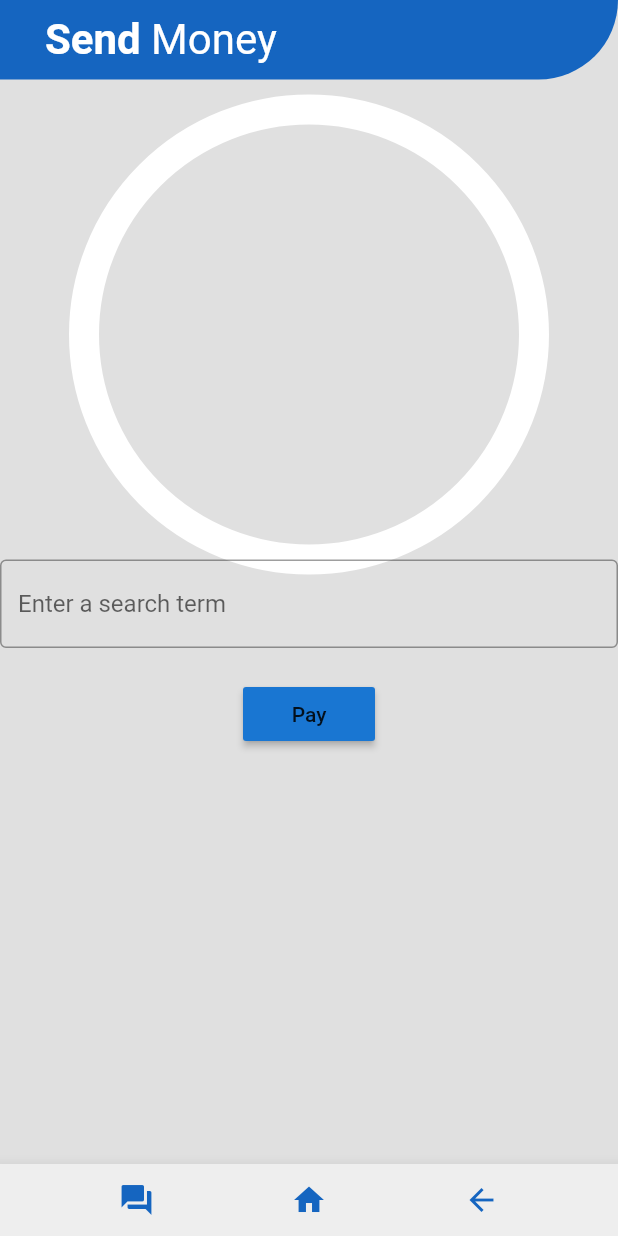
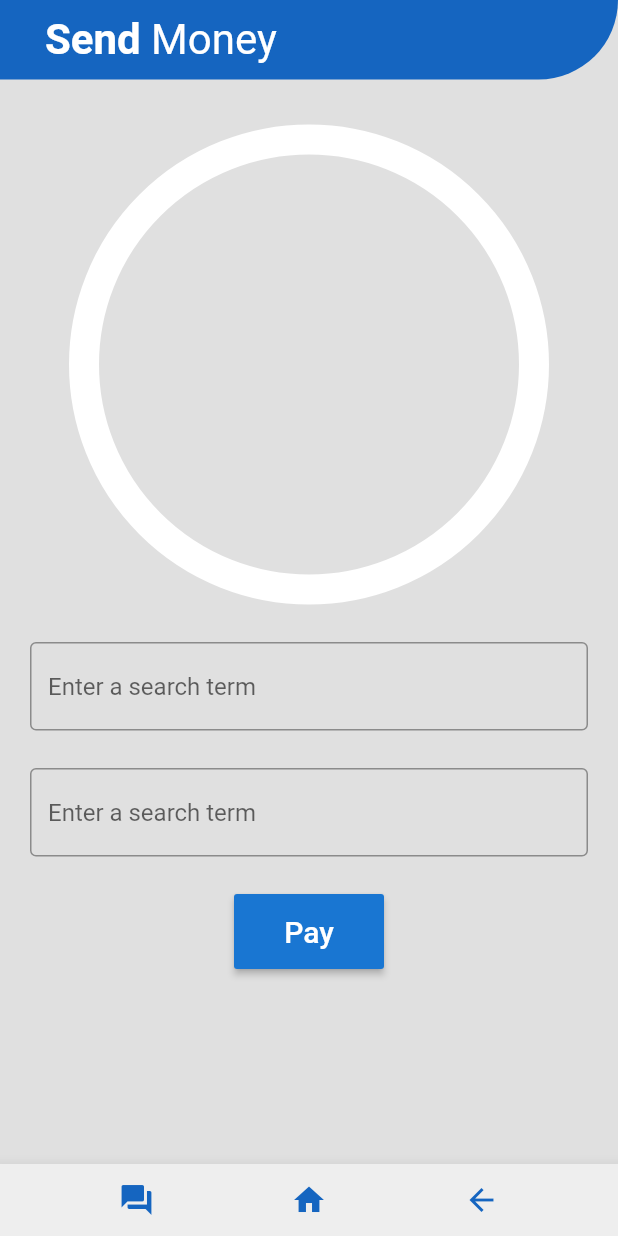
Before and after one commit to TIVMOF/online_bank, a Flutter app: the SendPage screen opened directly, on a phone screen of 412 x 824 dp. Run offline on Flutter 3.47's test engine with Material 2 defaults, Android fonts, the phone set to English and light mode, and no system bars; our stand-ins replace smooth_page_indicator.

Commit message:
send page final design

```diff
--- a/lib/pages/Send_page.dart
+++ b/lib/pages/Send_page.dart
@@ -1,4 +1,4 @@
-// ignore_for_file: prefer_const_constructors
+// ignore_for_file: prefer_const_constructors, sort_child_properties_last
 
 import "package:flutter/material.dart";
 import 'package:online_bank/utill/app_bar.dart';
@@ -61,7 +61,7 @@ class _SendPageState extends State<SendPage> with TickerProviderStateMixin{
             // app bar
             MyAppBar(first_name: 'Send', second_name: 'Money'),
 
-            SizedBox(height: 20),
+            SizedBox(height: 40),
 
             // sending animation
             Container(
@@ -83,21 +83,48 @@ class _SendPageState extends State<SendPage> with TickerProviderStateMixin{
                 ),
             ),
 
+            SizedBox(height: 35,),
+
             // choose amount of money
-            TextField(
+            Padding(
+              padding: const EdgeInsets.symmetric(horizontal: 20.0),
+              child: TextField(
                 decoration: InputDecoration(
                   border: OutlineInputBorder(),
                   hintText: 'Enter a search term',
                 ),
               ),
+            ),
 
-            SizedBox(height: 20),
+            SizedBox(height: 25),
+
+            Padding(
+              padding: const EdgeInsets.symmetric(horizontal: 20.0),
+              child: TextField(
+                decoration: InputDecoration(
+                  border: OutlineInputBorder(),
+                  hintText: 'Enter a search term',
+                ),
+              ),
+            ),
+
+            SizedBox(height: 25,),
 
             // send button
-            MaterialButton(
+            SizedBox(
+              height: 50,
+              width: 100,
+              child: MaterialButton(
                 color: Colors.blue.shade700,
                 onPressed: isActive ? stopAnimation: startAnimation,
-              child: Text('Pay'),
+                child: Text(
+                  'Pay',
+                  style: TextStyle(
+                    fontSize: 20,
+                    color: Colors.white,
+                  ),
+                  ),
+                ),
             )
 
           ],),
```
Lines whose indentation alone changed are shown as unchanged.
